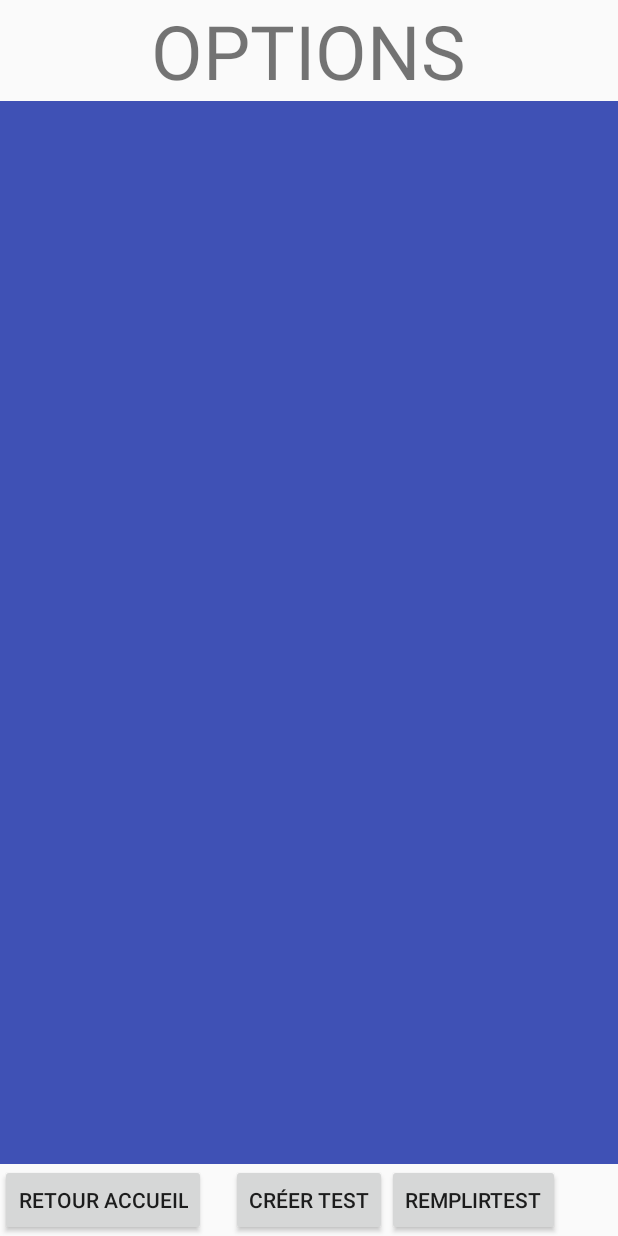
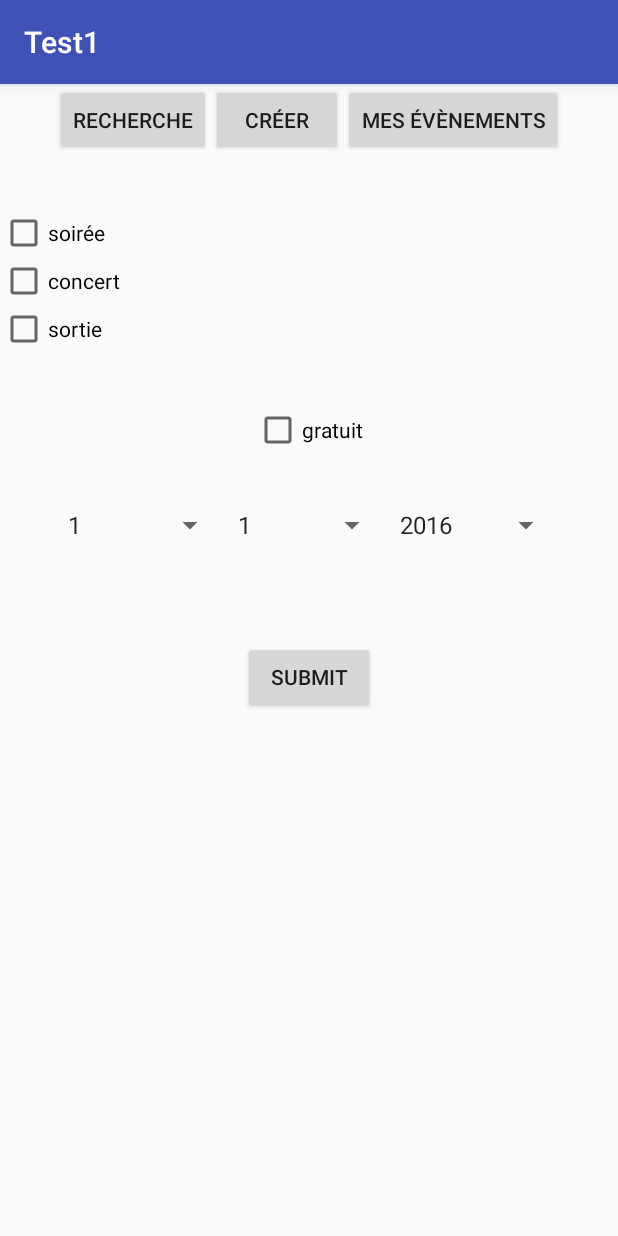
Before and after one commit to Nomeji/PartyHard, an Android app: the screen it shows after launch (VueOptions before the commit, RechercherSoiree after it), after a tap on "CHERCHER SOIRÉE", on a phone screen of 412 x 824 dp. Run offline under Robolectric (Android 15) with nearby library versions, the phone set to English and light mode, and no system bars.

Commit message:
Interface rechercheSoiree (Francis a un gros concombre)

```diff
--- a/app/src/main/AndroidManifest.xml
+++ b/app/src/main/AndroidManifest.xml
@@ -24,6 +24,7 @@
             android:name=".VueOptions"
             android:label="@string/title_activity_vue_options" />
         <activity android:name=".CreerSoiree" />
+        <activity android:name=".RechercherSoiree"></activity>
     </application>
 
 </manifest>
--- a/app/src/main/java/amaury/test1/Accueil.java
+++ b/app/src/main/java/amaury/test1/Accueil.java
@@ -30,4 +30,10 @@ public class Accueil extends AppCompatActivity {
         da.setClass(this, CreerSoiree.class);
         startActivity(da);
     }
+
+    public void onClickRecherche(View view){
+        Intent da = new Intent();
+        da.setClass(this, RechercherSoiree.class);
+        startActivity(da);
+    }
 }
--- /dev/null
+++ b/app/src/main/java/amaury/test1/RechercherSoiree.java
@@ -0,0 +1,13 @@
+package amaury.test1;
+
+import android.support.v7.app.AppCompatActivity;
+import android.os.Bundle;
+
+public class RechercherSoiree extends AppCompatActivity {
+
+    @Override
+    protected void onCreate(Bundle savedInstanceState) {
+        super.onCreate(savedInstanceState);
+        setContentView(R.layout.activity_rechercher_soiree);
+    }
+}
--- a/app/src/main/res/layout/activity_accueil.xml
+++ b/app/src/main/res/layout/activity_accueil.xml
@@ -34,7 +34,7 @@
         android:layout_height="wrap_content"
         android:text="Chercher Soirée"
         android:id="@+id/button3"
-        android:onClick="onClickOptions"
+        android:onClick="onClickRecherche"
         android:layout_centerVertical="true"
         android:layout_centerHorizontal="true" />
 
@@ -51,6 +51,7 @@
         android:layout_width="wrap_content"
         android:layout_height="wrap_content"
         android:text="Options"
+        android:onClick="onClickOptions"
         android:id="@+id/button6"
         android:layout_below="@+id/button"
         android:layout_centerHorizontal="true" />
--- /dev/null
+++ b/app/src/main/res/layout/activity_rechercher_soiree.xml
@@ -0,0 +1,143 @@
+<?xml version="1.0" encoding="utf-8"?>
+<LinearLayout xmlns:android="http://schemas.android.com/apk/res/android"
+    xmlns:tools="http://schemas.android.com/tools"
+    android:orientation="vertical" android:layout_width="match_parent"
+    android:layout_height="match_parent"
+    android:weightSum="1"
+    tools:context="amaury.test1.RechercherSoiree">
+
+
+
+<GridLayout
+android:layout_width="wrap_content"
+android:layout_height="wrap_content"
+android:layout_gravity="center_horizontal"
+android:layout_marginBottom="35dp">
+
+<Button
+    android:layout_width="wrap_content"
+    android:layout_height="wrap_content"
+    android:text="Recherche"
+    android:id="@+id/Recherche"
+    android:layout_row="0"
+    android:layout_column="0"
+    android:singleLine="true" />
+
+<Button
+    android:layout_width="wrap_content"
+    android:layout_height="wrap_content"
+    android:text="Créer"
+    android:id="@+id/Creer"
+    android:layout_row="0"
+    android:layout_column="1" />
+
+<Button
+    android:layout_width="wrap_content"
+    android:layout_height="wrap_content"
+    android:text="Mes évènements"
+    android:id="@+id/events"
+    android:layout_row="0"
+    android:layout_column="2" />
+
+</GridLayout>
+
+<GridLayout
+android:layout_width="wrap_content"
+android:layout_height="wrap_content"
+android:layout_gravity="left"
+android:layout_marginBottom="35dp">
+
+<CheckBox
+    android:layout_width="wrap_content"
+    android:layout_height="wrap_content"
+    android:text="soirée"
+    android:id="@+id/optSoiree"
+    android:layout_row="0"
+    android:layout_column="0"
+    android:checked="false" />
+
+<CheckBox
+    android:layout_width="wrap_content"
+    android:layout_height="wrap_content"
+    android:text="concert"
+    android:id="@+id/optConcert"
+    android:layout_row="1"
+    android:layout_column="0"
+    android:checked="false" />
+
+<CheckBox
+    android:layout_width="wrap_content"
+    android:layout_height="wrap_content"
+    android:text="sortie"
+    android:id="@+id/optSortie"
+    android:layout_row="2"
+    android:layout_column="0"
+    android:checked="false" />
+</GridLayout>
+
+<GridLayout
+android:layout_width="wrap_content"
+android:layout_height="wrap_content"
+android:layout_gravity="center_horizontal"
+android:layout_marginBottom="35dp">
+
+<CheckBox
+    android:layout_width="wrap_content"
+    android:layout_height="wrap_content"
+    android:text="gratuit"
+    android:id="@+id/optGratuit"
+    android:layout_row="0"
+    android:layout_column="0"
+    android:checked="false"
+    android:layout_gravity="center" />
+</GridLayout>
+
+<GridLayout
+android:layout_width="wrap_content"
+android:layout_height="wrap_content"
+android:orientation="vertical"
+android:layout_gravity="center_horizontal">
+
+<Spinner
+    android:layout_width="113dp"
+    android:layout_height="wrap_content"
+    android:id="@+id/spinJour"
+    android:layout_row="0"
+    android:layout_column="0"
+    android:entries="@array/jour_arrays"/>
+
+<Spinner
+    android:layout_width="108dp"
+    android:layout_height="wrap_content"
+    android:id="@+id/spinMois"
+    android:layout_row="0"
+    android:layout_column="1"
+    android:entries="@array/mois_arrays"/>
+
+<Spinner
+    android:layout_width="116dp"
+    android:layout_height="wrap_content"
+    android:id="@+id/spinAnnee"
+    android:layout_row="0"
+    android:layout_column="2"
+    android:entries="@array/annee_arrays"/>
+</GridLayout>
+
+    <GridLayout
+        android:layout_width="wrap_content"
+        android:layout_height="wrap_content"
+        android:layout_gravity="center_horizontal"
+        android:layout_marginBottom="65dp">
+
+    </GridLayout>
+
+    <Button
+        android:layout_width="wrap_content"
+        android:layout_height="wrap_content"
+        android:text="submit"
+        android:id="@+id/submit"
+        android:layout_row="0"
+        android:layout_column="0"
+        android:layout_gravity="center_horizontal" />
+
+</LinearLayout>
--- a/app/src/main/res/values/strings.xml
+++ b/app/src/main/res/values/strings.xml
@@ -75,11 +75,67 @@
     </string>
 
 
-
     <string name="currency_prompt">Type monnaie</string>
 
     <string-array name="currency_arrays">
         <item>€</item>
         <item>$</item>
     </string-array>
+
+    //A remplacer pas un DatePicker
+    <string-array name="jour_arrays">
+        <item>1</item>
+        <item>2</item>
+        <item>3</item>
+        <item>4</item>
+        <item>5</item>
+        <item>6</item>
+        <item>7</item>
+        <item>8</item>
+        <item>9</item>
+        <item>10</item>
+        <item>11</item>
+        <item>12</item>
+        <item>13</item>
+        <item>14</item>
+        <item>15</item>
+        <item>16</item>
+        <item>17</item>
+        <item>18</item>
+        <item>19</item>
+        <item>20</item>
+        <item>21</item>
+        <item>22</item>
+        <item>23</item>
+        <item>24</item>
+        <item>25</item>
+        <item>26</item>
+        <item>27</item>
+        <item>28</item>
+        <item>29</item>
+        <item>30</item>
+        <item>31</item>
+
+
+    </string-array>
+
+    <string-array name="mois_arrays">
+        <item>1</item>
+        <item>2</item>
+        <item>3</item>
+        <item>4</item>
+        <item>5</item>
+        <item>6</item>
+        <item>7</item>
+        <item>8</item>
+        <item>9</item>
+        <item>10</item>
+        <item>11</item>
+        <item>12</item>
+    </string-array>
+
+    <string-array name="annee_arrays">
+        <item>2016</item>
+        <item>2017</item>
+    </string-array>
 </resources>
```
Also changed, not shown: 1 other file.
